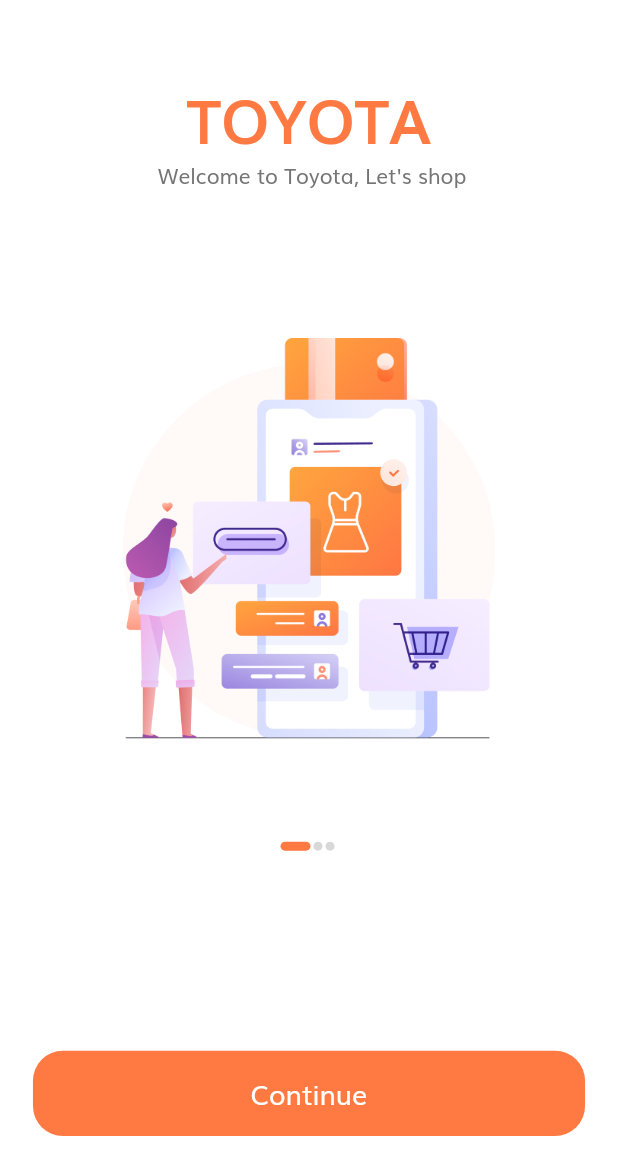
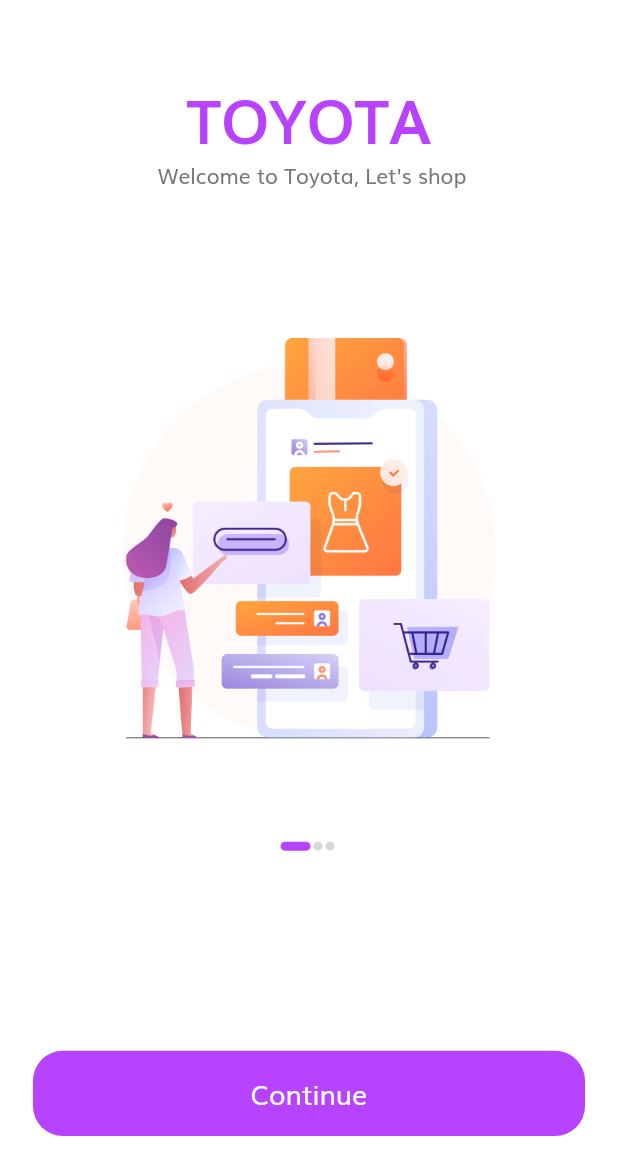
Before and after one commit to jagatChakma/Z_ui2, a Flutter app: the screen it shows after launch, on a phone screen of 412 x 824 dp. Shown: the top 1175 px of the screen. Run offline on Flutter 3.47's test engine with Material 2 defaults, Android fonts, the phone set to English and light mode, and no system bars.

```diff
--- a/lib/constants.dart
+++ b/lib/constants.dart
@@ -1,11 +1,11 @@
 import 'package:flutter/material.dart';
 
-const kPrimaryColors = Color(0xffff7943);
+const kPrimaryColors = Color(0xffb743ff);
 const kPrimaryLightColor = Color(0xffffecdf);
 const kPrimaryGradientColor = LinearGradient(
     begin: Alignment.topLeft,
     end: Alignment.bottomRight,
-    colors: [Color(0xffffa53e), Color(0xffff7643)]);
+    colors: [Color(0xffa77bec), Color(0xff9147bf)]);
 const kSecondaryColor = Color(0xff979797);
 const kTextColor = Color(0xff757575);
 const kAnimationDuration = Duration(milliseconds: 200);
```
